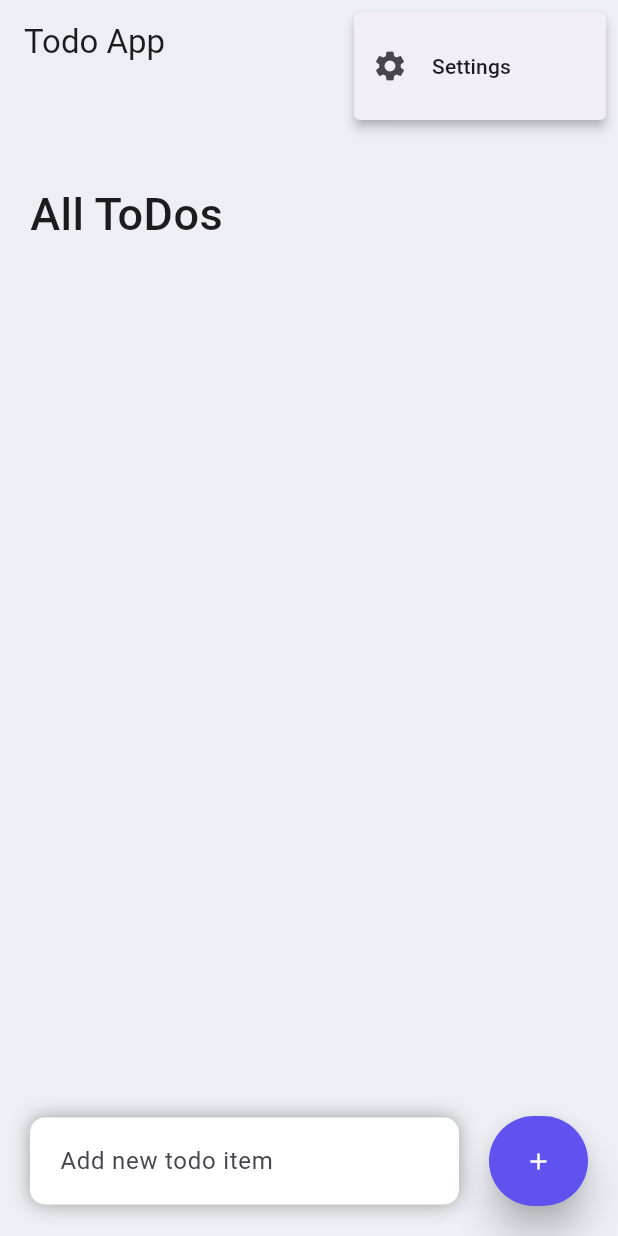
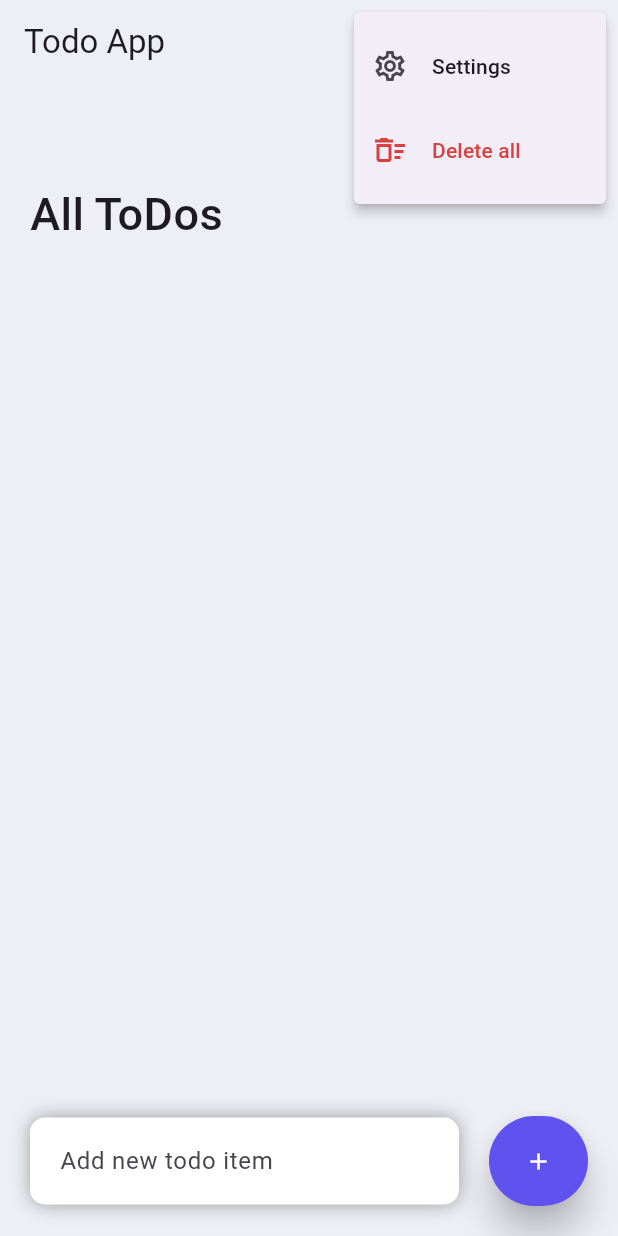
Before and after one commit to max-programming/todo_app_flutter, a Flutter app: the screen it shows after launch, after a tap on the "more vert" icon, on a phone screen of 412 x 824 dp. Run offline on Flutter 3.47's test engine with Material 2 defaults, Android fonts, the phone set to English and light mode, and no system bars; our stand-ins replace fluttertoast.

Commit message:
Add delete all functionality

```diff
--- a/lib/providers/todo_provider.dart
+++ b/lib/providers/todo_provider.dart
@@ -25,4 +25,9 @@ class TodoProvider extends ChangeNotifier {
     todo.isDone = !todo.isDone;
     notifyListeners();
   }
+
+  void deleteAllTodos() {
+    todos.clear();
+    notifyListeners();
+  }
 }
--- a/lib/screens/home.dart
+++ b/lib/screens/home.dart
@@ -42,6 +42,10 @@ class HomePage extends StatelessWidget {
       Provider.of<TodoProvider>(context, listen: false).markTodo(todo);
     }
 
+    void deleteAll() {
+      Provider.of<TodoProvider>(context, listen: false).deleteAllTodos();
+    }
+
     return Scaffold(
       backgroundColor: tdBGColor,
       appBar: AppBar(
@@ -56,14 +60,29 @@ class HomePage extends StatelessWidget {
                   context,
                   MaterialPageRoute(builder: (context) => SettingsPage()),
                 );
+              } else if (result == 1) {
+                deleteAll();
               }
             },
             itemBuilder: (BuildContext context) => [
               PopupMenuItem(
                 value: 0,
                 child: ListTile(
-                  leading: Icon(Icons.settings),
+                  leading: Icon(Icons.settings_outlined),
                   title: Text('Settings'),
+                ),
+              ),
+              PopupMenuItem(
+                value: 1,
+                child: ListTile(
+                  leading: Icon(
+                    Icons.delete_sweep_outlined,
+                    color: tdRed,
+                  ),
+                  title: Text(
+                    'Delete all',
+                    style: TextStyle(color: tdRed),
+                  ),
                 ),
               )
             ],
```
